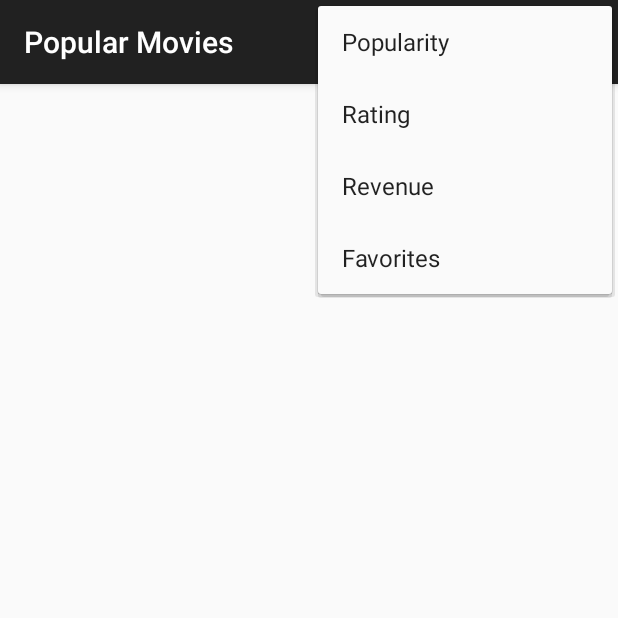
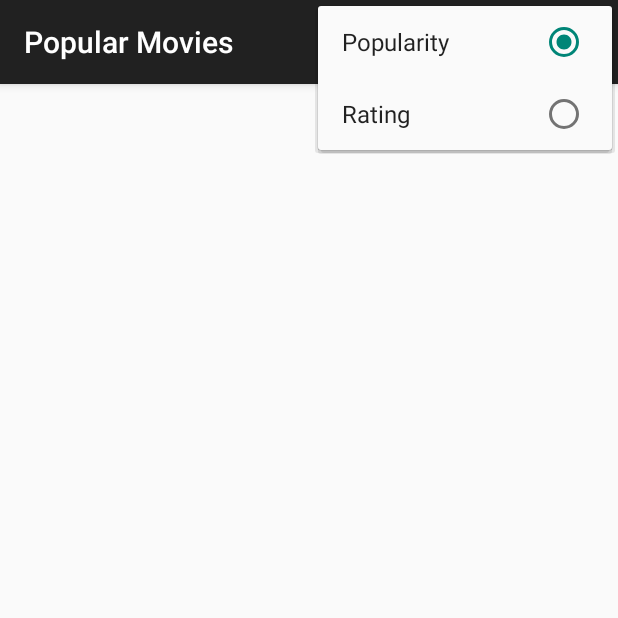
Before and after one commit to DkPhoenix/Popular-Movies, an Android app: the screen it shows after launch (MainActivity), with the options menu open, on a phone screen of 412 x 824 dp, the top half of it. Run offline under Robolectric (Android 15) with nearby library versions, the phone set to English and light mode, and no system bars; our stand-ins replace Picasso; pictures from the network do not load.

Commit message:
COMPUTER MOVE

```diff
--- a/app/src/main/java/app/com/dkphoenix/popularmovies/MovieFragment.java
+++ b/app/src/main/java/app/com/dkphoenix/popularmovies/MovieFragment.java
@@ -23,6 +23,7 @@ import app.com.dkphoenix.popularmovies.data.MovieContract;
 public class MovieFragment extends Fragment implements LoaderManager.LoaderCallbacks<Cursor> {
 
     private static final int MOVIE_LOADER = 0;
+    private String mSortBy = "popularity.desc";
 
     private static final String[] MOVIE_COLUMNS = {
             MovieContract.MovieEntry.TABLE_NAME + "." + MovieContract.MovieEntry._ID,
@@ -65,12 +66,32 @@ public class MovieFragment extends Fragment implements LoaderManager.LoaderCallb
         inflater.inflate(R.menu.moviefragment, menu);
         MenuItem action_sort_by_popularity = menu.findItem(R.id.action_sort_by_popularity);
         MenuItem action_sort_by_rating = menu.findItem(R.id.action_sort_by_rating);
-        MenuItem action_sort_by_revenue = menu.findItem(R.id.action_sort_by_revenue);
+        if (mSortBy == "popularity.desc") {
+            if (!action_sort_by_popularity.isChecked())
+                action_sort_by_popularity.setChecked(true);
+        } else {
+            if (!action_sort_by_rating.isChecked())
+                action_sort_by_rating.setChecked(true);
+        }
     }
 
     @Override
     public boolean onOptionsItemSelected(MenuItem item) {
-        return super.onOptionsItemSelected(item);
+        int id = item.getGroupId();
+        switch (id) {
+            case R.id.action_sort_by_popularity:
+                if (item.isChecked())
+                    item.setChecked(false);
+                else
+                    item.setChecked(true);
+                mSortBy = "popularity.desc";
+                return true;
+            case R.id.action_sort_by_rating:
+                mSortBy = "vote_average.desc";
+                return true;
+            default:
+                return super.onOptionsItemSelected(item);
+        }
     }
 
     @Override
--- a/app/src/main/res/menu/moviefragment.xml
+++ b/app/src/main/res/menu/moviefragment.xml
@@ -1,17 +1,14 @@
 <?xml version="1.0" encoding="utf-8"?>
 <menu xmlns:android="http://schemas.android.com/apk/res/android"
     xmlns:app="http://schemas.android.com/apk/res-auto">
-    <item android:id="@+id/action_sort_by_popularity"
-        android:title="@string/action_sort_by_popularity"
-        app:showAsAction="never" />
-    <item android:id="@+id/action_sort_by_rating"
-        android:title="@string/action_sort_by_rating"
-        app:showAsAction="never" />
-    <item android:id="@+id/action_sort_by_revenue"
-        android:title="@string/action_sort_by_revenue"
-        app:showAsAction="never" />
-    <item android:id="@+id/action_sort_by_favorites"
-        android:title="@string/action_sort_by_favorites"
-        app:showAsAction="never" />
-
+    <group android:checkableBehavior="single">
+        <item
+            android:id="@+id/action_sort_by_popularity"
+            android:title="@string/action_sort_by_popularity"
+            app:showAsAction="never" />
+        <item
+            android:id="@+id/action_sort_by_rating"
+            android:title="@string/action_sort_by_rating"
+            app:showAsAction="never" />
+    </group>
 </menu>
```
